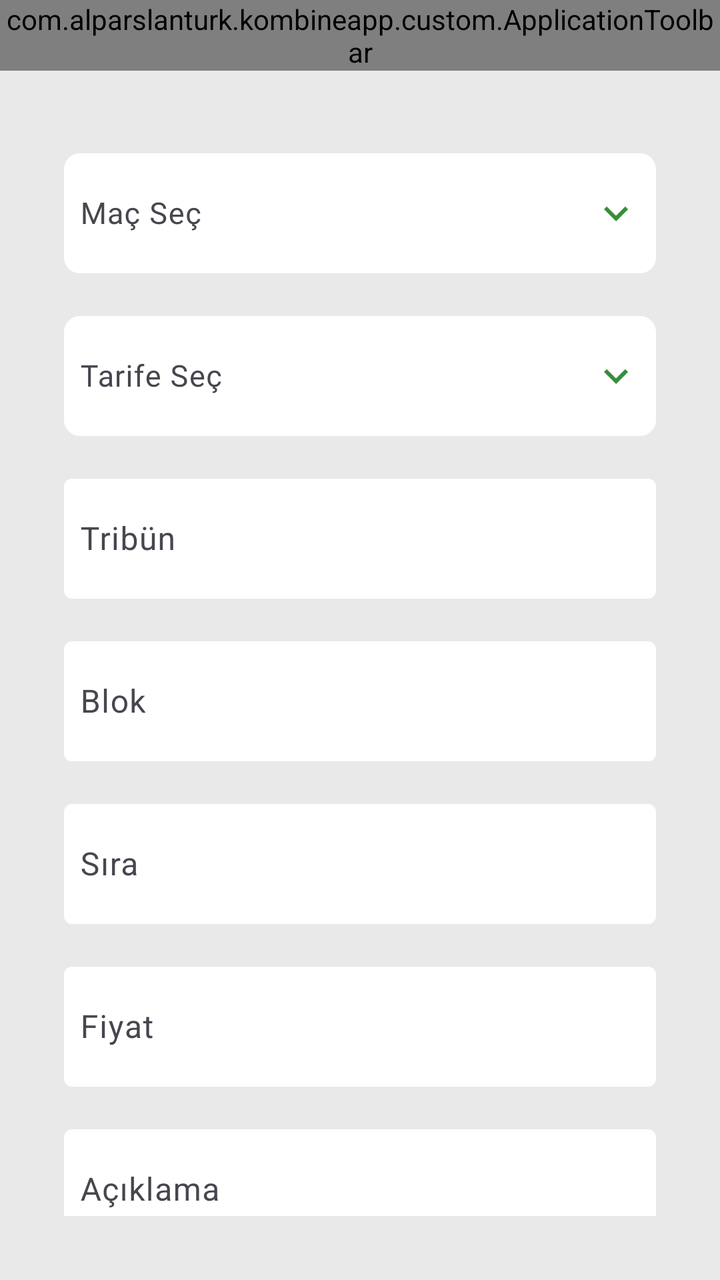
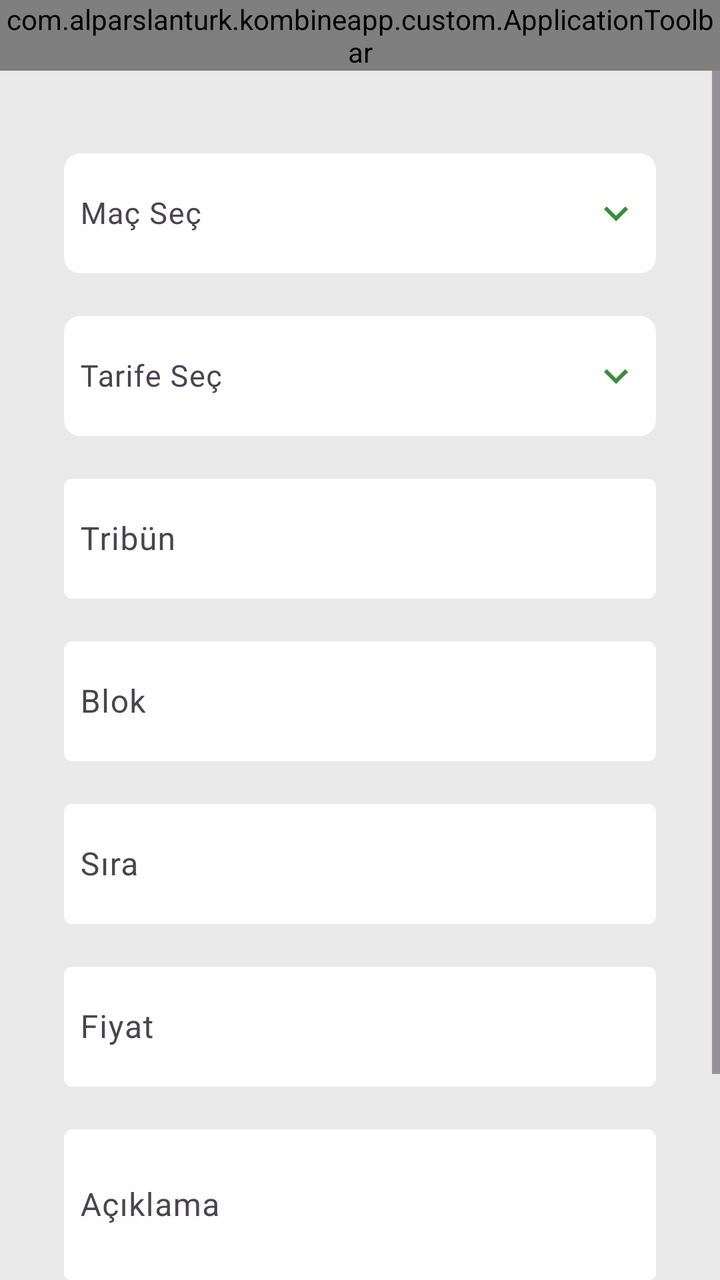

Screens rendered from an Android XML layout before and after an edit, with the pre-edit source and the edit as a unified diff.
<!-- AndroidManifest.xml: application theme Theme.KombineApp -->
<!-- res/layout/activity_create_ticket.xml -->
<?xml version="1.0" encoding="utf-8"?>
<LinearLayout xmlns:android="http://schemas.android.com/apk/res/android"
    xmlns:app="http://schemas.android.com/apk/res-auto"
    android:layout_width="match_parent"
    android:layout_height="match_parent"
    android:background="@color/bg_color"
    android:orientation="vertical">

    <com.alparslanturk.kombineapp.custom.ApplicationToolbar
        android:id="@+id/toolbar"
        android:layout_width="match_parent"
        android:layout_height="wrap_content" />

    <LinearLayout
        android:layout_width="match_parent"
        android:layout_height="match_parent"
        android:orientation="vertical"
        android:padding="32dp">

        <com.google.android.material.textfield.TextInputLayout
            android:layout_width="match_parent"
            android:layout_height="wrap_content"
            android:layout_marginTop="4dp"
            app:boxBackgroundColor="@color/white"
            app:boxStrokeWidth="0dp">

            <com.google.android.material.textfield.TextInputEditText
                android:id="@+id/edtSelectMatch"
                style="@style/FormEditText.Spinner.DropDown"
                android:layout_width="match_parent"
                android:layout_height="60dp"
                android:hint="@string/select_match"
                android:imeOptions="actionNext"
                android:inputType="text"
                android:maxLines="1"
                android:padding="8dp"
                android:textCursorDrawable="@drawable/color_cursor" />

        </com.google.android.material.textfield.TextInputLayout>

        <com.google.android.material.textfield.TextInputLayout
            android:layout_width="match_parent"
            android:layout_height="wrap_content"
            android:layout_marginTop="16dp"
            app:boxBackgroundColor="@color/white"
            app:boxStrokeWidth="0dp">

            <com.google.android.material.textfield.TextInputEditText
                android:id="@+id/edtSelectTariff"
                style="@style/FormEditText.Spinner.DropDown"
                android:layout_width="match_parent"
                android:layout_height="60dp"
                android:hint="@string/select_tariff"
                android:imeOptions="actionNext"
                android:inputType="text"
                android:maxLines="1"
                android:padding="8dp"
                android:textCursorDrawable="@drawable/color_cursor" />

        </com.google.android.material.textfield.TextInputLayout>

        <com.google.android.material.textfield.TextInputLayout
            android:layout_width="match_parent"
            android:layout_height="wrap_content"
            android:layout_marginTop="16dp"
            app:boxBackgroundColor="@color/white"
            app:boxStrokeWidth="0dp">

            <com.google.android.material.textfield.TextInputEditText
                android:id="@+id/edtTribune"
                android:layout_width="match_parent"
                android:layout_height="60dp"
                android:hint="@string/tribune"
                android:imeOptions="actionNext"
                android:inputType="text"
                android:maxLines="1"
                android:padding="8dp"
                android:textCursorDrawable="@drawable/color_cursor" />

        </com.google.android.material.textfield.TextInputLayout>

        <com.google.android.material.textfield.TextInputLayout
            android:layout_width="match_parent"
            android:layout_height="wrap_content"
            android:layout_marginTop="16dp"
            app:boxBackgroundColor="@color/white"
            app:boxStrokeWidth="0dp">

            <com.google.android.material.textfield.TextInputEditText
                android:id="@+id/edtBlock"
                android:layout_width="match_parent"
                android:layout_height="60dp"
                android:hint="@string/block"
                android:imeOptions="actionNext"
                android:inputType="text"
                android:maxLines="1"
                android:padding="8dp"
                android:textCursorDrawable="@drawable/color_cursor" />

        </com.google.android.material.textfield.TextInputLayout>

        <com.google.android.material.textfield.TextInputLayout
            android:layout_width="match_parent"
            android:layout_height="wrap_content"
            android:layout_marginTop="16dp"
            app:boxBackgroundColor="@color/white"
            app:boxStrokeWidth="0dp">

            <com.google.android.material.textfield.TextInputEditText
                android:id="@+id/edtOrder"
                android:layout_width="match_parent"
                android:layout_height="60dp"
                android:hint="@string/order"
                android:imeOptions="actionNext"
                android:inputType="text"
                android:maxLines="1"
                android:padding="8dp"
                android:textCursorDrawable="@drawable/color_cursor" />

        </com.google.android.material.textfield.TextInputLayout>

        <com.google.android.material.textfield.TextInputLayout
            android:layout_width="match_parent"
            android:layout_height="wrap_content"
            android:layout_marginTop="16dp"
            app:boxBackgroundColor="@color/white"
            app:boxStrokeWidth="0dp">

            <com.google.android.material.textfield.TextInputEditText
                android:id="@+id/edtPrice"
                android:layout_width="match_parent"
                android:layout_height="60dp"
                android:hint="@string/price"
                android:imeOptions="actionNext"
                android:inputType="number"
                android:maxLines="1"
                android:padding="8dp"
                android:textCursorDrawable="@drawable/color_cursor" />

        </com.google.android.material.textfield.TextInputLayout>

        <com.google.android.material.textfield.TextInputLayout
            android:layout_width="match_parent"
            android:layout_height="wrap_content"
            android:layout_marginTop="16dp"
            app:boxBackgroundColor="@color/white"
            app:boxStrokeWidth="0dp">

            <com.google.android.material.textfield.TextInputEditText
                android:id="@+id/edtDescription"
                android:layout_width="match_parent"
                android:layout_height="60dp"
                android:hint="@string/description"
                android:imeOptions="actionNext"
                android:inputType="text"
                android:maxLines="1"
                android:padding="8dp"
                android:textCursorDrawable="@drawable/color_cursor" />

        </com.google.android.material.textfield.TextInputLayout>

        <androidx.appcompat.widget.AppCompatButton
            android:id="@+id/btnCreateTicket"
            android:layout_width="match_parent"
            android:layout_height="wrap_content"
            android:layout_marginTop="32dp"
            android:height="60dp"
            android:background="@drawable/bg_rounded"
            android:backgroundTint="@color/text_selector_default_green"
            android:fontFamily="@font/lato_bold"
            android:text="@string/create_ticket"
            android:textAllCaps="false"
            android:textColor="@color/white"
            android:textSize="15sp" />

    </LinearLayout>


</LinearLayout>
<!-- resources referenced by this layout -->
<resources>
  <color name="bg_color">#E9E9E9</color>
  <color name="white">#FFFFFFFF</color>
  <!-- drawable bg_rounded (drawable) -->
  <?xml version="1.0" encoding="utf-8"?>
  <shape xmlns:android="http://schemas.android.com/apk/res/android"
      android:padding="10dp"
      android:shape="rectangle">
  
      <solid android:color="@color/ticket_bg_color" />
  
      <corners android:radius="8dp" />
  </shape>
  <!-- drawable color_cursor (drawable) -->
  <shape xmlns:android="http://schemas.android.com/apk/res/android">
      <size android:width="2dp" />
      <solid android:color="#FFFFFF" />
  </shape>
  <string name="block">Blok</string>
  <string name="create_ticket">Bilet Oluştur</string>
  <string name="description">Açıklama</string>
  <string name="order">Sıra</string>
  <string name="price">Fiyat</string>
  <string name="select_match">Maç Seç</string>
  <string name="select_tariff">Tarife Seç</string>
  <string name="tribune">Tribün</string>
  <style name="FormEditText.Spinner.DropDown">
          <item name="android:drawableEnd">@drawable/ic_arrow_down</item>
          <item name="android:padding">12dp</item>
      </style>
  <style name="Theme.KombineApp" parent="Base.Theme.KombineApp" />
  <color name="ticket_bg_color">#FFFFFF</color>
  <!-- drawable ic_arrow_down (drawable) -->
  <vector xmlns:android="http://schemas.android.com/apk/res/android"
      android:width="24dp"
      android:height="24dp"
      android:viewportWidth="24"
      android:viewportHeight="24">
      <path
          android:fillColor="@color/primary"
          android:pathData="M7.41,8.59L12,13.17l4.59,-4.58L18,10l-6,6 -6,-6 1.41,-1.41z" />
  </vector>
  <style name="Base.Theme.KombineApp" parent="Theme.Material3.DayNight.NoActionBar">
          <item name="colorPrimary">@color/primary</item>
          <item name="colorSecondaryContainer">@color/light_green</item>
          <item name="android:navigationBarColor">@color/white</item>
      </style>
  <color name="primary">#388E3C</color>
  <color name="light_green">#EBF3EB</color>
</resources>

<!-- the commit's change to res/layout/activity_create_ticket.xml (unified diff, before → after) -->
@@ -11,169 +11,176 @@
         android:layout_width="match_parent"
         android:layout_height="wrap_content" />
 
-    <LinearLayout
+    <ScrollView
         android:layout_width="match_parent"
-        android:layout_height="match_parent"
-        android:orientation="vertical"
-        android:padding="32dp">
+        android:layout_height="match_parent">
 
-        <com.google.android.material.textfield.TextInputLayout
+        <LinearLayout
             android:layout_width="match_parent"
             android:layout_height="wrap_content"
-            android:layout_marginTop="4dp"
-            app:boxBackgroundColor="@color/white"
-            app:boxStrokeWidth="0dp">
+            android:orientation="vertical"
+            android:padding="32dp">
 
-            <com.google.android.material.textfield.TextInputEditText
-                android:id="@+id/edtSelectMatch"
-                style="@style/FormEditText.Spinner.DropDown"
+            <com.google.android.material.textfield.TextInputLayout
                 android:layout_width="match_parent"
-                android:layout_height="60dp"
-                android:hint="@string/select_match"
-                android:imeOptions="actionNext"
-                android:inputType="text"
-                android:maxLines="1"
-                android:padding="8dp"
-                android:textCursorDrawable="@drawable/color_cursor" />
+                android:layout_height="wrap_content"
+                android:layout_marginTop="4dp"
+                app:boxBackgroundColor="@color/white"
+                app:boxStrokeWidth="0dp">
 
-        </com.google.android.material.textfield.TextInputLayout>
+                <com.google.android.material.textfield.TextInputEditText
+                    android:id="@+id/edtSelectMatch"
+                    style="@style/FormEditText.Spinner.DropDown"
+                    android:layout_width="match_parent"
+                    android:layout_height="60dp"
+                    android:hint="@string/select_match"
+                    android:imeOptions="actionNext"
+                    android:inputType="text"
+                    android:maxLines="1"
+                    android:padding="8dp"
+                    android:textCursorDrawable="@drawable/color_cursor" />
 
-        <com.google.android.material.textfield.TextInputLayout
-            android:layout_width="match_parent"
-            android:layout_height="wrap_content"
-            android:layout_marginTop="16dp"
-            app:boxBackgroundColor="@color/white"
-            app:boxStrokeWidth="0dp">
+            </com.google.android.material.textfield.TextInputLayout>
 
-            <com.google.android.material.textfield.TextInputEditText
-                android:id="@+id/edtSelectTariff"
-                style="@style/FormEditText.Spinner.DropDown"
+            <com.google.android.material.textfield.TextInputLayout
                 android:layout_width="match_parent"
-                android:layout_height="60dp"
-                android:hint="@string/select_tariff"
-                android:imeOptions="actionNext"
-                android:inputType="text"
-                android:maxLines="1"
-                android:padding="8dp"
-                android:textCursorDrawable="@drawable/color_cursor" />
+                android:layout_height="wrap_content"
+                android:layout_marginTop="16dp"
+                app:boxBackgroundColor="@color/white"
+                app:boxStrokeWidth="0dp">
 
-        </com.google.android.material.textfield.TextInputLayout>
+                <com.google.android.material.textfield.TextInputEditText
+                    android:id="@+id/edtSelectTariff"
+                    style="@style/FormEditText.Spinner.DropDown"
+                    android:layout_width="match_parent"
+                    android:layout_height="60dp"
+                    android:hint="@string/select_tariff"
+                    android:imeOptions="actionNext"
+                    android:inputType="text"
+                    android:maxLines="1"
+                    android:padding="8dp"
+                    android:textCursorDrawable="@drawable/color_cursor" />
 
-        <com.google.android.material.textfield.TextInputLayout
-            android:layout_width="match_parent"
-            android:layout_height="wrap_content"
-            android:layout_marginTop="16dp"
-            app:boxBackgroundColor="@color/white"
-            app:boxStrokeWidth="0dp">
+            </com.google.android.material.textfield.TextInputLayout>
 
-            <com.google.android.material.textfield.TextInputEditText
-                android:id="@+id/edtTribune"
+            <com.google.android.material.textfield.TextInputLayout
                 android:layout_width="match_parent"
-                android:layout_height="60dp"
-                android:hint="@string/tribune"
-                android:imeOptions="actionNext"
-                android:inputType="text"
-                android:maxLines="1"
-                android:padding="8dp"
-                android:textCursorDrawable="@drawable/color_cursor" />
+                android:layout_height="wrap_content"
+                android:layout_marginTop="16dp"
+                app:boxBackgroundColor="@color/white"
+                app:boxStrokeWidth="0dp">
 
-        </com.google.android.material.textfield.TextInputLayout>
+                <com.google.android.material.textfield.TextInputEditText
+                    android:id="@+id/edtTribune"
+                    android:layout_width="match_parent"
+                    android:layout_height="60dp"
+                    android:hint="@string/tribune"
+                    android:imeOptions="actionNext"
+                    android:inputType="text"
+                    android:maxLines="1"
+                    android:padding="8dp"
+                    android:textCursorDrawable="@drawable/color_cursor" />
 
-        <com.google.android.material.textfield.TextInputLayout
-            android:layout_width="match_parent"
-            android:layout_height="wrap_content"
-            android:layout_marginTop="16dp"
-            app:boxBackgroundColor="@color/white"
-            app:boxStrokeWidth="0dp">
+            </com.google.android.material.textfield.TextInputLayout>
 
-            <com.google.android.material.textfield.TextInputEditText
-                android:id="@+id/edtBlock"
+            <com.google.android.material.textfield.TextInputLayout
                 android:layout_width="match_parent"
-                android:layout_height="60dp"
-                android:hint="@string/block"
-                android:imeOptions="actionNext"
-                android:inputType="text"
-                android:maxLines="1"
-                android:padding="8dp"
-                android:textCursorDrawable="@drawable/color_cursor" />
+                android:layout_height="wrap_content"
+                android:layout_marginTop="16dp"
+                app:boxBackgroundColor="@color/white"
+                app:boxStrokeWidth="0dp">
 
-        </com.google.android.material.textfield.TextInputLayout>
+                <com.google.android.material.textfield.TextInputEditText
+                    android:id="@+id/edtBlock"
+                    android:layout_width="match_parent"
+                    android:layout_height="60dp"
+                    android:hint="@string/block"
+                    android:imeOptions="actionNext"
+                    android:inputType="text"
+                    android:maxLines="1"
+                    android:padding="8dp"
+                    android:textCursorDrawable="@drawable/color_cursor" />
 
-        <com.google.android.material.textfield.TextInputLayout
-            android:layout_width="match_parent"
-            android:layout_height="wrap_content"
-            android:layout_marginTop="16dp"
-            app:boxBackgroundColor="@color/white"
-            app:boxStrokeWidth="0dp">
+            </com.google.android.material.textfield.TextInputLayout>
 
-            <com.google.android.material.textfield.TextInputEditText
-                android:id="@+id/edtOrder"
+            <com.google.android.material.textfield.TextInputLayout
                 android:layout_width="match_parent"
-                android:layout_height="60dp"
-                android:hint="@string/order"
-                android:imeOptions="actionNext"
-                android:inputType="text"
-                android:maxLines="1"
-                android:padding="8dp"
-                android:textCursorDrawable="@drawable/color_cursor" />
+                android:layout_height="wrap_content"
+                android:layout_marginTop="16dp"
+                app:boxBackgroundColor="@color/white"
+                app:boxStrokeWidth="0dp">
 
-        </com.google.android.material.textfield.TextInputLayout>
+                <com.google.android.material.textfield.TextInputEditText
+                    android:id="@+id/edtOrder"
+                    android:layout_width="match_parent"
+                    android:layout_height="60dp"
+                    android:hint="@string/order"
+                    android:imeOptions="actionNext"
+                    android:inputType="text"
+                    android:maxLines="1"
+                    android:padding="8dp"
+                    android:textCursorDrawable="@drawable/color_cursor" />
 
-        <com.google.android.material.textfield.TextInputLayout
-            android:layout_width="match_parent"
-            android:layout_height="wrap_content"
-            android:layout_marginTop="16dp"
-            app:boxBackgroundColor="@color/white"
-            app:boxStrokeWidth="0dp">
+            </com.google.android.material.textfield.TextInputLayout>
 
-            <com.google.android.material.textfield.TextInputEditText
-                android:id="@+id/edtPrice"
+            <com.google.android.material.textfield.TextInputLayout
                 android:layout_width="match_parent"
-                android:layout_height="60dp"
-                android:hint="@string/price"
-                android:imeOptions="actionNext"
-                android:inputType="number"
-                android:maxLines="1"
-                android:padding="8dp"
-                android:textCursorDrawable="@drawable/color_cursor" />
+                android:layout_height="wrap_content"
+                android:layout_marginTop="16dp"
+                app:boxBackgroundColor="@color/white"
+                app:boxStrokeWidth="0dp">
 
-        </com.google.android.material.textfield.TextInputLayout>
+                <com.google.android.material.textfield.TextInputEditText
+                    android:id="@+id/edtPrice"
+                    android:layout_width="match_parent"
+                    android:layout_height="60dp"
+                    android:hint="@string/price"
+                    android:imeOptions="actionNext"
+                    android:inputType="number"
+                    android:maxLines="1"
+                    android:padding="8dp"
+                    android:textCursorDrawable="@drawable/color_cursor" />
 
-        <com.google.android.material.textfield.TextInputLayout
-            android:layout_width="match_parent"
-            android:layout_height="wrap_content"
-            android:layout_marginTop="16dp"
-            app:boxBackgroundColor="@color/white"
-            app:boxStrokeWidth="0dp">
+            </com.google.android.material.textfield.TextInputLayout>
 
-            <com.google.android.material.textfield.TextInputEditText
-                android:id="@+id/edtDescription"
+            <com.google.android.material.textfield.TextInputLayout
                 android:layout_width="match_parent"
-                android:layout_height="60dp"
-                android:hint="@string/description"
-                android:imeOptions="actionNext"
-                android:inputType="text"
-                android:maxLines="1"
-                android:padding="8dp"
-                android:textCursorDrawable="@drawable/color_cursor" />
+                android:layout_height="wrap_content"
+                android:layout_marginTop="16dp"
+                app:boxBackgroundColor="@color/white"
+                app:boxStrokeWidth="0dp">
 
-        </com.google.android.material.textfield.TextInputLayout>
+                <com.google.android.material.textfield.TextInputEditText
+                    android:id="@+id/edtDescription"
+                    android:layout_width="match_parent"
+                    android:layout_height="wrap_content"
+                    android:hint="@string/description"
+                    android:imeOptions="actionNext"
+                    android:inputType="textMultiLine"
+                    android:maxLines="5"
+                    android:minLines="3"
+                    android:padding="8dp"
+                    android:textCursorDrawable="@drawable/color_cursor" />
 
-        <androidx.appcompat.widget.AppCompatButton
-            android:id="@+id/btnCreateTicket"
-            android:layout_width="match_parent"
-            android:layout_height="wrap_content"
-            android:layout_marginTop="32dp"
-            android:height="60dp"
-            android:background="@drawable/bg_rounded"
-            android:backgroundTint="@color/text_selector_default_green"
-            android:fontFamily="@font/lato_bold"
-            android:text="@string/create_ticket"
-            android:textAllCaps="false"
-            android:textColor="@color/white"
-            android:textSize="15sp" />
+            </com.google.android.material.textfield.TextInputLayout>
 
-    </LinearLayout>
+            <androidx.appcompat.widget.AppCompatButton
+                android:id="@+id/btnCreateTicket"
+                android:layout_width="match_parent"
+                android:layout_height="wrap_content"
+                android:layout_marginTop="32dp"
+                android:height="60dp"
+                android:background="@drawable/bg_rounded"
+                android:backgroundTint="@color/text_selector_default_green"
+                android:fontFamily="@font/lato_bold"
+                android:text="@string/create_ticket"
+                android:textAllCaps="false"
+                android:textColor="@color/white"
+                android:textSize="15sp" />
+
+        </LinearLayout>
+
+    </ScrollView>
 
 
 </LinearLayout>
